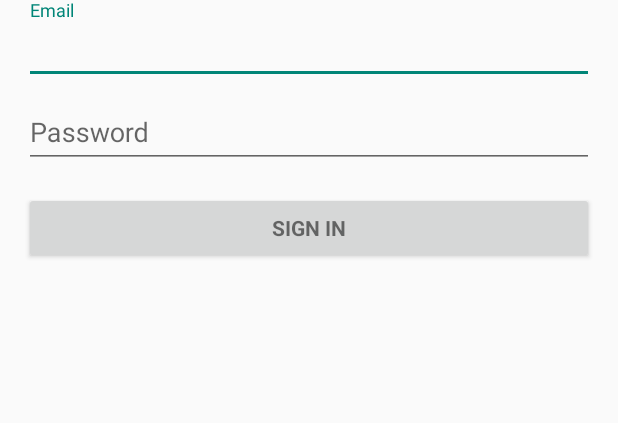
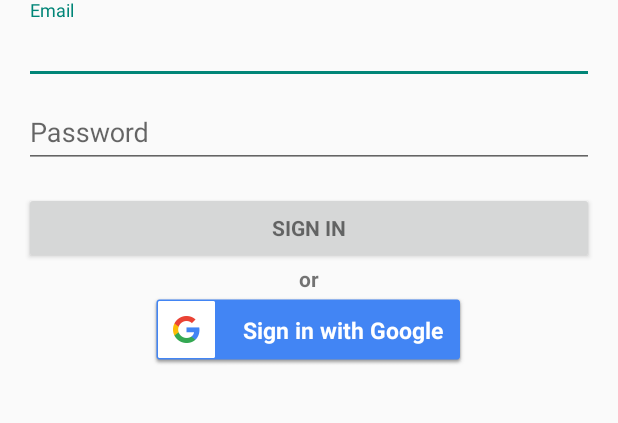
Before and after one commit to nischalbasuti/knowtify, an Android app: the screen it shows after launch (LoginActivity), on a phone screen of 412 x 824 dp, the part 260-683 px from its top. Run offline under Robolectric (Android 15) with nearby library versions, the phone set to English and light mode, and no system bars.

Commit message:
google login

```diff
--- a/app/build.gradle
+++ b/app/build.gradle
@@ -25,4 +25,6 @@ dependencies {
     compile 'com.android.support:appcompat-v7:23.2.1'
     compile 'com.android.support:design:23.2.1'
     compile 'com.android.support:support-v4:23.2.1'
+    compile 'com.google.android.gms:play-services-auth:9.2.1'
 }
+apply plugin: 'com.google.gms.google-services'
--- a/app/src/main/java/com/hydratech19gmail/notify/SignInFragment.java
+++ b/app/src/main/java/com/hydratech19gmail/notify/SignInFragment.java
@@ -2,12 +2,22 @@ package com.hydratech19gmail.notify;
 
 import android.content.Intent;
 import android.os.Bundle;
+import android.support.annotation.NonNull;
 import android.support.v4.app.Fragment;
 import android.view.LayoutInflater;
 import android.view.View;
 import android.view.ViewGroup;
 import android.view.WindowManager;
 import android.widget.Button;
+import android.widget.Toast;
+
+import com.google.android.gms.auth.api.Auth;
+import com.google.android.gms.auth.api.signin.GoogleSignInAccount;
+import com.google.android.gms.auth.api.signin.GoogleSignInOptions;
+import com.google.android.gms.auth.api.signin.GoogleSignInResult;
+import com.google.android.gms.common.ConnectionResult;
+import com.google.android.gms.common.SignInButton;
+import com.google.android.gms.common.api.GoogleApiClient;
 
 
 /**
@@ -15,7 +25,8 @@ import android.widget.Button;
  * Use the {@link SignUpFragment#newInstance} factory method to
  * create an instance of this fragment.
  */
-public class SignInFragment extends Fragment implements View.OnClickListener{
+public class SignInFragment extends Fragment implements GoogleApiClient.OnConnectionFailedListener,
+        View.OnClickListener{
     // TODO: Rename parameter arguments, choose names that match
     // the fragment initialization parameters, e.g. ARG_ITEM_NUMBER
     private static final String ARG_PARAM1 = "param1";
@@ -25,6 +36,9 @@ public class SignInFragment extends Fragment implements View.OnClickListener{
     private String mParam1;
     private String mParam2;
 
+    private static final int RC_SIGN_IN = 9001;
+
+    GoogleApiClient mGoogleApiClient;
 
     public SignInFragment() {
         // Required empty public constructor
@@ -55,15 +69,24 @@ public class SignInFragment extends Fragment implements View.OnClickListener{
             mParam1 = getArguments().getString(ARG_PARAM1);
             mParam2 = getArguments().getString(ARG_PARAM2);
         }
+        GoogleSignInOptions mGoogleSignInOptions = new GoogleSignInOptions.Builder
+                (GoogleSignInOptions.DEFAULT_SIGN_IN).requestEmail().build();
+        mGoogleApiClient = new GoogleApiClient.Builder(getContext())
+                .enableAutoManage(getActivity(),this)
+                .addApi(Auth.GOOGLE_SIGN_IN_API,mGoogleSignInOptions)
+                .build();
     }
 
     @Override
     public View onCreateView(LayoutInflater inflater, ViewGroup container,
                              Bundle savedInstanceState) {
         View v = inflater.inflate(R.layout.fragment_sign_in, container, false);
+
         Button signinButton = (Button) v.findViewById(R.id.email_sign_in_button);
         signinButton.setOnClickListener(this);
 
+        Button googleSignInButton = (Button) v.findViewById(R.id.google_sign_in_button);
+        googleSignInButton.setOnClickListener(this);
         // Inflate the layout for this fragment
         return v;
 
@@ -73,8 +96,48 @@ public class SignInFragment extends Fragment implements View.OnClickListener{
     public void onClick(View v) {
         switch (v.getId()) {
             case R.id.email_sign_in_button:
-                Intent intent = new Intent(getActivity(), MainActivity.class);
-                startActivity(intent);
+                emailSignIn();
+                break;
+            case R.id.google_sign_in_button:
+                googleSignIn();
+                break;
         }
     }
+
+    private void emailSignIn() {
+        Intent intent = new Intent(getActivity(), MainActivity.class);
+        startActivity(intent);
+    }
+    private void googleSignIn() {
+        Intent intent = Auth.GoogleSignInApi.getSignInIntent(mGoogleApiClient);
+        startActivityForResult(intent,RC_SIGN_IN);
+    }
+
+    @Override
+    public void onActivityResult(int requestCode,int resultCode,Intent data) {
+        super.onActivityResult(requestCode,resultCode,data);
+
+        if (requestCode == RC_SIGN_IN) {
+            GoogleSignInResult result = Auth.GoogleSignInApi.getSignInResultFromIntent(data);
+            handleSignInResult(result);
+        }
+    }
+
+    private void handleSignInResult(GoogleSignInResult result) {
+        if (result.isSuccess()) {
+            //successfully signed in
+            GoogleSignInAccount googleSignInAccount = result.getSignInAccount();
+            Toast.makeText(getActivity(), "signed in as "+googleSignInAccount.getDisplayName(), Toast
+                    .LENGTH_LONG).show();
+        }
+        else {
+            //signed out
+            Toast.makeText(getActivity(),"signed out",Toast.LENGTH_LONG).show();
+        }
+    }
+
+    @Override
+    public void onConnectionFailed(@NonNull ConnectionResult connectionResult) {
+
+    }
 }
--- a/app/src/main/res/layout/fragment_sign_in.xml
+++ b/app/src/main/res/layout/fragment_sign_in.xml
@@ -70,8 +70,33 @@
                 android:layout_height="wrap_content"
                 android:layout_marginTop="16dp"
                 android:text="@string/action_sign_in"
+                android:textStyle="bold"/>
+            <TextView
+                android:layout_width="wrap_content"
+                android:layout_height="wrap_content"
+                android:text="or"
                 android:textStyle="bold"
-                android:onClick="signin"/>
+                android:layout_gravity="center_horizontal"/>
+
+            <Button
+                android:id="@+id/google_sign_in_button"
+                style="?android:textAppearanceSmall"
+                android:layout_width="wrap_content"
+                android:layout_height="wrap_content"
+                android:text="Sign in with Google"
+                android:layout_gravity="center_horizontal"
+                android:background="@drawable/common_google_signin_btn_text_dark"
+                android:textColor="@android:color/white"
+                android:textAllCaps="false"
+                android:textSize="15sp"
+                android:textStyle="bold"
+                android:paddingEnd="16dp"
+                android:paddingStart="62dp"/>
+           <!-- <com.google.android.gms.common.SignInButton
+                android:id="@+id/google_sign_in_button"
+                android:layout_width="wrap_content"
+                android:layout_height="wrap_content"
+                android:layout_gravity="center_horizontal"/>-->
 
         </LinearLayout>
     </ScrollView>
--- a/app/src/main/res/values/strings.xml
+++ b/app/src/main/res/values/strings.xml
@@ -25,4 +25,8 @@
 
     <!-- TODO: Remove or change this placeholder text -->
     <string name="hello_blank_fragment">Hello blank fragment</string>
+
+    <!-- Server Client ID.  This should be a valid Web OAuth 2.0 Client ID obtained
+         from https://console.developers.google.com/ -->
+    <string name="server_client_id">995221071972-krotl61b1fluvfvvessfjluo7qd1t8ij.apps.googleusercontent.com</string>
 </resources>
--- a/build.gradle
+++ b/build.gradle
@@ -6,7 +6,7 @@ buildscript {
     }
     dependencies {
         classpath 'com.android.tools.build:gradle:2.1.2'
-
+        classpath 'com.google.gms:google-services:3.0.0'
         // NOTE: Do not place your application dependencies here; they belong
         // in the individual module build.gradle files
     }
```
Also changed, not shown: app/src/main/res/layout/fragment_sign_up.xml (+21 -0 lines), 1 other file.
